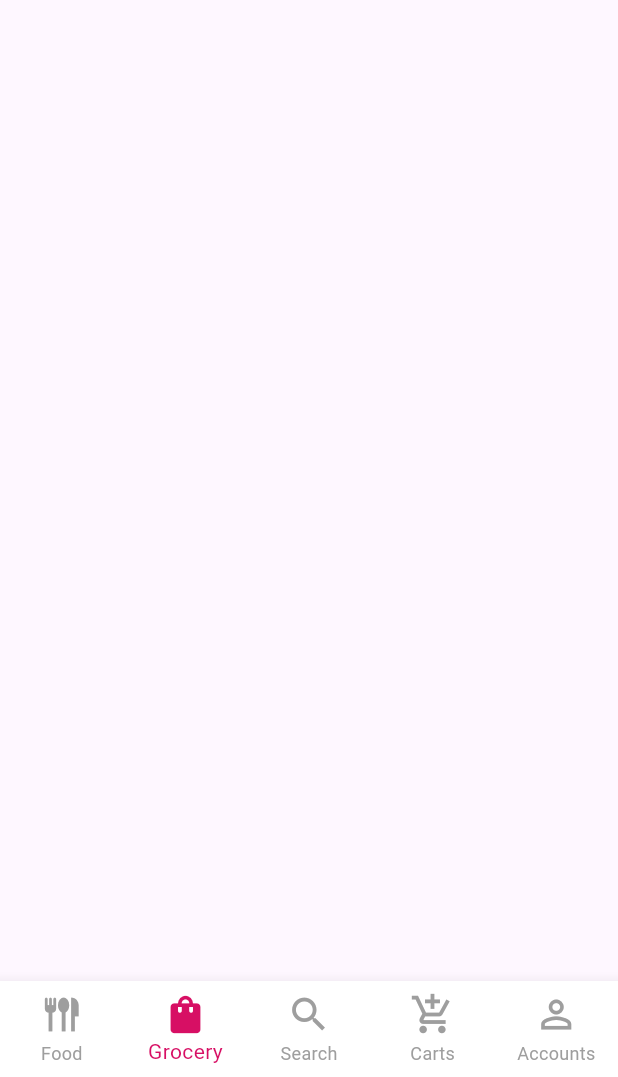
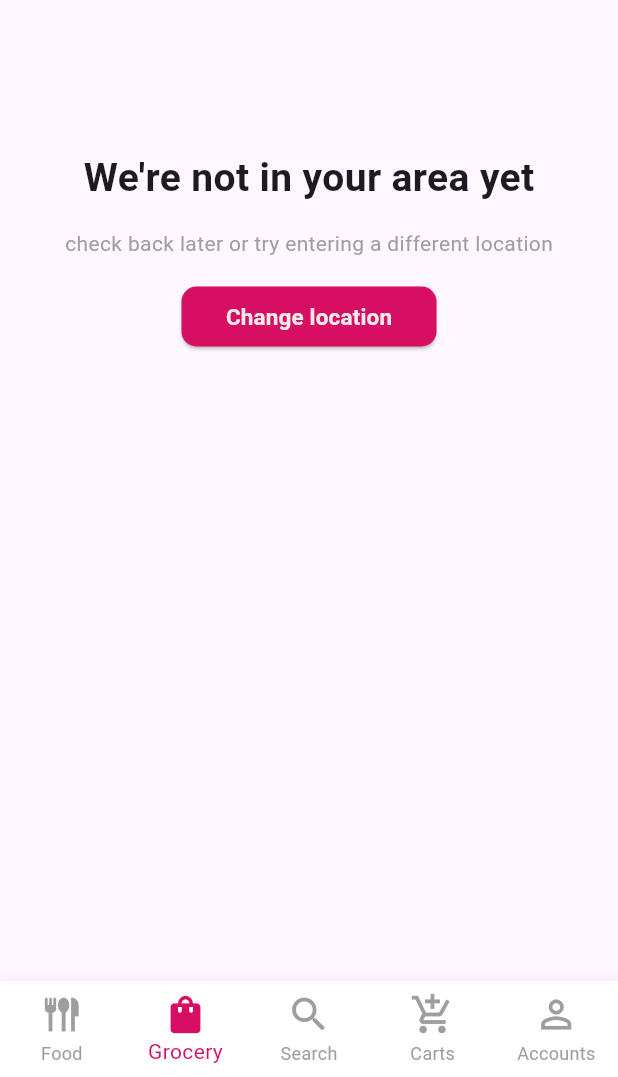
Before and after one commit to mahamudulhasan12/Footpanda_clone, a Flutter app: the screen it shows after launch, item 2 of the bottom bar chosen, on a phone screen of 412 x 824 dp, the part 159-1236 px from its top. Run offline on Flutter 3.47's test engine with Material 3 defaults, Android fonts, the phone set to English and light mode, and no system bars; our stand-ins replace carousel_slider, top_snackbar_flutter; network calls fail.

Commit message:
grocry scree

```diff
--- a/lib/custom widget/app_button.dart
+++ b/lib/custom widget/app_button.dart
@@ -11,7 +11,7 @@ class AppButton extends StatelessWidget {
     this.bTextC,
     this.bSize,
     this.bColors,
-    this.borderradius,
+    this.borderradius, this.maxSize,
 
   });
   final VoidCallback onPressed;
@@ -20,7 +20,7 @@ class AppButton extends StatelessWidget {
   final Size? bSize;
   final Color? bColors;
   final BorderRadiusGeometry? borderradius;
-
+  final Size ? maxSize;
   @override
   Widget build(BuildContext context) {
     return ElevatedButton(
@@ -28,6 +28,7 @@ class AppButton extends StatelessWidget {
 
       style: ElevatedButton.styleFrom(
         minimumSize: bSize ?? Size(330, 50),
+        maximumSize: maxSize,
         shape: RoundedRectangleBorder(
           borderRadius: borderradius ?? BorderRadius.circular(10),
         ),
--- a/lib/view/Grocery Item/grocery_screen.dart
+++ b/lib/view/Grocery Item/grocery_screen.dart
@@ -1,4 +1,6 @@
 import 'package:flutter/material.dart';
+import 'package:foodpanda/custom%20widget/app_button.dart';
+import 'package:foodpanda/custom%20widget/app_text.dart';
 
 import 'package:foodpanda/view/home/widget/home_screen_appbar.dart';
 
@@ -18,7 +20,16 @@ class _GroceryScreenState extends State<GroceryScreen> {
       body: ListView(
         padding: EdgeInsets.only(left: 15,right: 15,top: 100),
         children: [
-
+          Center(child: AppText(text: "We're not in your area yet",fontSize: 26,fontWeight: FontWeight.bold,)),
+          SizedBox(height: 15,),
+          Center(child: AppText(text: "check back later or try entering a different location",fontSize: 14,colors: Colors.grey,)),
+          SizedBox(height: 15,),
+          Row(
+            mainAxisAlignment: MainAxisAlignment.center,
+            children: [
+              AppButton(onPressed: (){}, bName: "Change location",bSize: Size(170, 40),),
+            ],
+          )
         ],
       ),
     );
```
